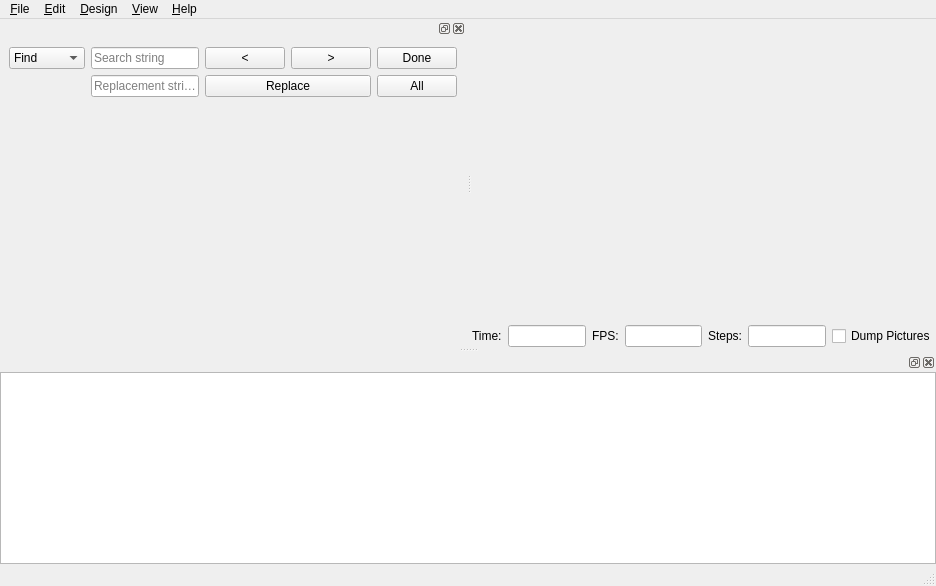
Above: src/MainWindow.ui from openscad/openscad before the change. Below: the same form after it.
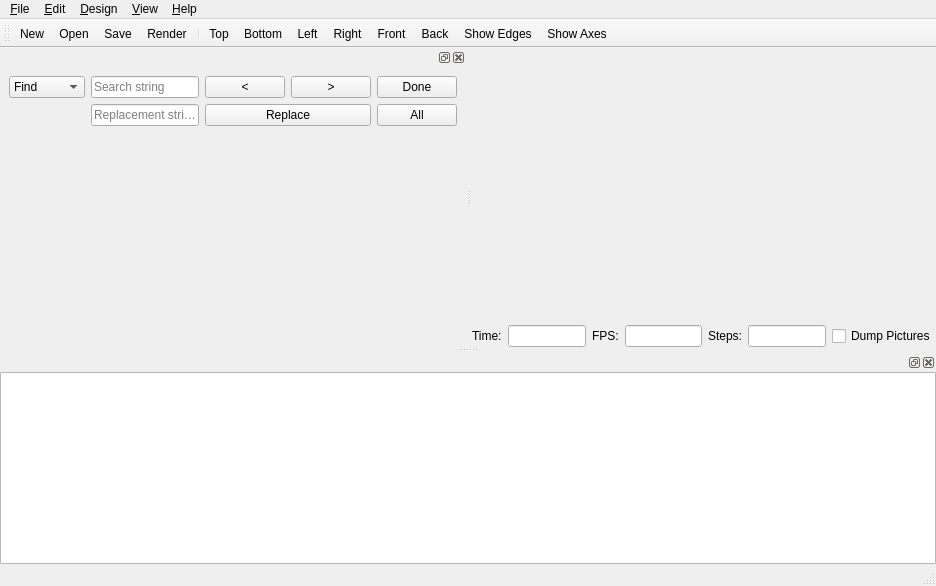
That is the form after the change. Icons and pictures are not drawn. Custom widgets are drawn as their Qt base class.

```diff
--- a/src/MainWindow.ui
+++ b/src/MainWindow.ui
@@ -386,6 +386,30 @@
     </layout>
    </widget>
   </widget>
+  <widget class="QToolBar" name="toolBar">
+   <property name="windowTitle">
+    <string>toolBar</string>
+   </property>
+   <attribute name="toolBarArea">
+    <enum>TopToolBarArea</enum>
+   </attribute>
+   <attribute name="toolBarBreak">
+    <bool>false</bool>
+   </attribute>
+   <addaction name="fileActionNew"/>
+   <addaction name="fileActionOpen"/>
+   <addaction name="fileActionSave"/>
+   <addaction name="designActionRender"/>
+   <addaction name="separator"/>
+   <addaction name="viewActionTop"/>
+   <addaction name="viewActionBottom"/>
+   <addaction name="viewActionLeft"/>
+   <addaction name="viewActionRight"/>
+   <addaction name="viewActionFront"/>
+   <addaction name="viewActionBack"/>
+   <addaction name="viewActionShowEdges"/>
+   <addaction name="viewActionShowAxes"/>
+  </widget>
   <action name="fileActionNew">
    <property name="text">
     <string>&amp;New</string>
```
Left out of the diff: 114 changed lines with no effect on the pictures.
